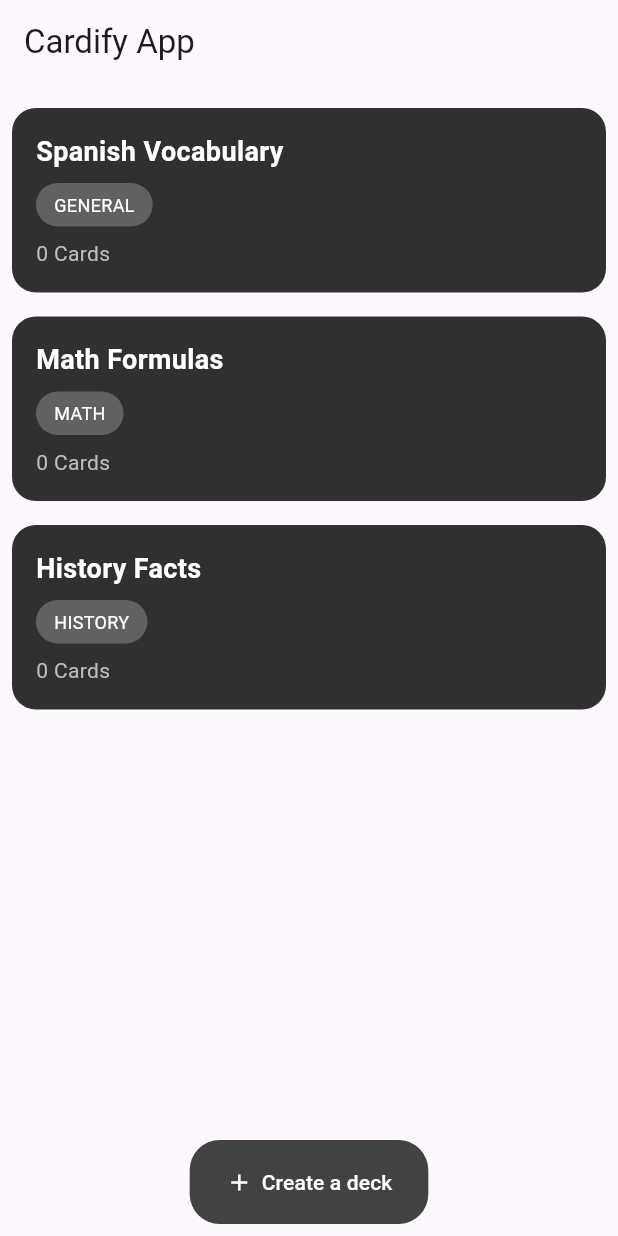
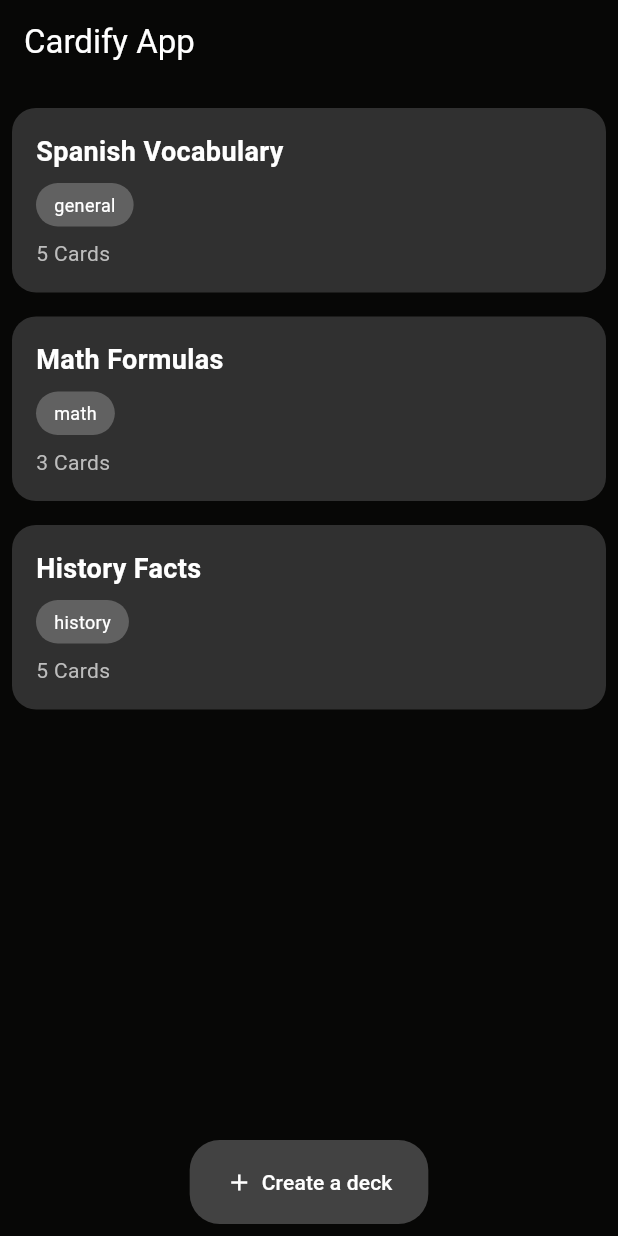
Before and after one commit to nithkidd/Cardify-APP, a Flutter app: the screen it shows after launch, on a phone screen of 412 x 824 dp. Run offline on Flutter 3.47's test engine with Material 3 defaults, Android fonts, the phone set to English and light mode, and no system bars.

Commit message:
Add Card Screen, not finished

```diff
--- a/lib/data/deck_mock.dart
+++ b/lib/data/deck_mock.dart
@@ -1,28 +1,125 @@
 import 'package:flashcard/models/deck.dart';
 
 List<Deck> getMockDecks() {
-  return [
-    Deck(
+  var spanishDeck = Deck(
     '1',
     'Spanish Vocabulary',
     5,
     '2025-12-28',
-      DeckCategory.GENERAL,
+    DeckCategory.general,
+  );
+  spanishDeck.cards = [
+    Card(null, '1', 'Hello', 'Hola', 0, 0, 0, DifficultyLevel.easy),
+    Card(null, '1', 'Goodbye', 'Adiós', 0, 0, 0, DifficultyLevel.easy),
+    Card(null, '1', 'Thank you', 'Gracias', 0, 0, 0, DifficultyLevel.easy),
+    Card(null, '1', 'Please', 'Por favor', 0, 0, 0, DifficultyLevel.medium),
+    Card(
+      null,
+      '1',
+      'Good morning',
+      'Buenos días',
+      0,
+      0,
+      0,
+      DifficultyLevel.medium,
     ),
-    Deck(
+  ];
+
+  // Create Math Formulas deck with cards
+  var mathDeck = Deck('2', 'Math Formulas', 3, '2025-12-27', DeckCategory.math);
+  mathDeck.cards = [
+    Card(
+      null,
       '2',
-      'Math Formulas',
-      3,
-      '2025-12-27',
-      DeckCategory.MATH,
+      'Pythagorean theorem',
+      'a² + b² = c²',
+      0,
+      0,
+      0,
+      DifficultyLevel.medium,
     ),
-    Deck(
+    Card(
+      null,
+      '2',
+      'Area of a circle',
+      'A = πr²',
+      0,
+      0,
+      0,
+      DifficultyLevel.easy,
+    ),
+    Card(
+      null,
+      '2',
+      'Quadratic formula',
+      'x = (-b ± √(b²-4ac)) / 2a',
+      0,
+      0,
+      0,
+      DifficultyLevel.hard,
+    ),
+  ];
+
+  // Create History Facts deck with cards
+  var historyDeck = Deck(
     '3',
     'History Facts',
     7,
     '2025-12-26',
-      DeckCategory.HISTORY,
+    DeckCategory.history,
+  );
+  historyDeck.cards = [
+    Card(
+      null,
+      '3',
+      'When did World War II end?',
+      '1945',
+      0,
+      0,
+      0,
+      DifficultyLevel.easy,
     ),
+    Card(
+      null,
+      '3',
+      'Who was the first president of the United States?',
+      'George Washington',
+      0,
+      0,
+      0,
+      DifficultyLevel.easy,
+    ),
+    Card(
+      null,
+      '3',
+      'What year did the French Revolution begin?',
+      '1789',
+      0,
+      0,
+      0,
+      DifficultyLevel.medium,
+    ),
+    Card(
+      null,
+      '3',
+      'Who discovered America?',
+      'Christopher Columbus (1492)',
+      0,
+      0,
+      0,
+      DifficultyLevel.easy,
+    ),
+    Card(
+      null,
+      '3',
+      'What was the capital of the Roman Empire?',
+      'Rome',
+      0,
+      0,
+      0,
+      DifficultyLevel.easy,
+    ),
+  ];
 
-  ];
+  return [spanishDeck, mathDeck, historyDeck];
 }
--- a/lib/models/deck.dart
+++ b/lib/models/deck.dart
@@ -2,7 +2,7 @@ import 'package:uuid/uuid.dart';
 
 var uuid = Uuid().v4();
 
-enum DeckCategory { SCIENCE, HISTORY, MATH, GEOGRAPHY, GENERAL }
+enum DeckCategory { science, history, math, geography, general }
 
 class Deck {
   String deckId;
@@ -18,11 +18,11 @@ class Deck {
     this.timesReviewed,
     this.lastReviewed,
     this.category,
-  ) : this.deckId = deckId ?? uuid;
+  ) : deckId = deckId ?? uuid;
 }
 
 
-enum DifficultyLevel { EASY, MEDIUM, HARD }
+enum DifficultyLevel { easy, medium, hard }
 
 class Card {
   String cardId;
@@ -48,8 +48,8 @@ class Card {
 
 
 enum SessionType {
-  PRACTICE,
-  SPECIAL
+  practice,
+  special
 }
 
 class PracticeSession {
--- a/lib/ui/cardify_app.dart
+++ b/lib/ui/cardify_app.dart
@@ -1,7 +1,6 @@
 import 'package:flashcard/data/deck_mock.dart';
 import 'package:flashcard/ui/screens/deck_screen.dart';
 import 'package:flutter/material.dart';
-
 
 class CardifyApp extends StatelessWidget {
   const CardifyApp({super.key});
@@ -9,8 +8,12 @@ class CardifyApp extends StatelessWidget {
   @override
   Widget build(BuildContext context) {
     return Scaffold(
-      appBar: AppBar(title: const Text("Cardify App"),),
+      appBar: AppBar(
+        title: const Text("Cardify App", style: TextStyle(color: Colors.white)),
+        backgroundColor: const Color(0xFF070706),
+      ),
       body: DeckScreen(decks: getMockDecks()),
+      backgroundColor: const Color(0xFF070706),
     );
   }
 }
--- a/lib/ui/widgets/deck_card.dart
+++ b/lib/ui/widgets/deck_card.dart
@@ -8,16 +8,20 @@ class DeckCard extends StatelessWidget {
     required this.category,
     required this.cardCount,
     this.description,
+    this.onTap,
   });
 
   final String name;
   final String? description;
   final DeckCategory category;
   final int cardCount;
+  final VoidCallback? onTap;
 
   @override
   Widget build(BuildContext context) {
-    return Container(
+    return GestureDetector(
+      onTap: onTap,
+      child: Container(
         padding: const EdgeInsets.all(16),
         decoration: BoxDecoration(
           color: Colors.grey[850],
@@ -43,21 +47,16 @@ class DeckCard extends StatelessWidget {
               ),
               child: Text(
                 category.name,
-              style: const TextStyle(
-                color: Colors.white,
-                fontSize: 12,
-              ),
+                style: const TextStyle(color: Colors.white, fontSize: 12),
               ),
             ),
             const SizedBox(height: 8),
             Text(
               '$cardCount Cards',
-            style: TextStyle(
-              color: Colors.grey[400],
-              fontSize: 14,
-            ),
+              style: TextStyle(color: Colors.grey[400], fontSize: 14),
             ),
           ],
+        ),
       ),
     );
   }
--- a/lib/ui/widgets/deck_form.dart
+++ b/lib/ui/widgets/deck_form.dart
@@ -10,7 +10,7 @@ class DeckForm extends StatefulWidget {
 
 class _DeckFormState extends State<DeckForm> {
   final _nameController = TextEditingController();
-  DeckCategory _selectedCategory = DeckCategory.GENERAL;
+  DeckCategory _selectedCategory = DeckCategory.general;
 
   @override
   void dispose() {
```
Also changed, not shown: lib/ui/screens/card_screen.dart (+80 -0 lines), lib/ui/screens/deck_screen.dart (+9 -1 lines), lib/assets/cardify logo.jpg (added), lib/assets/cardify logo.png (added), pubspec.lock. Lines whose indentation alone changed are shown as unchanged.
